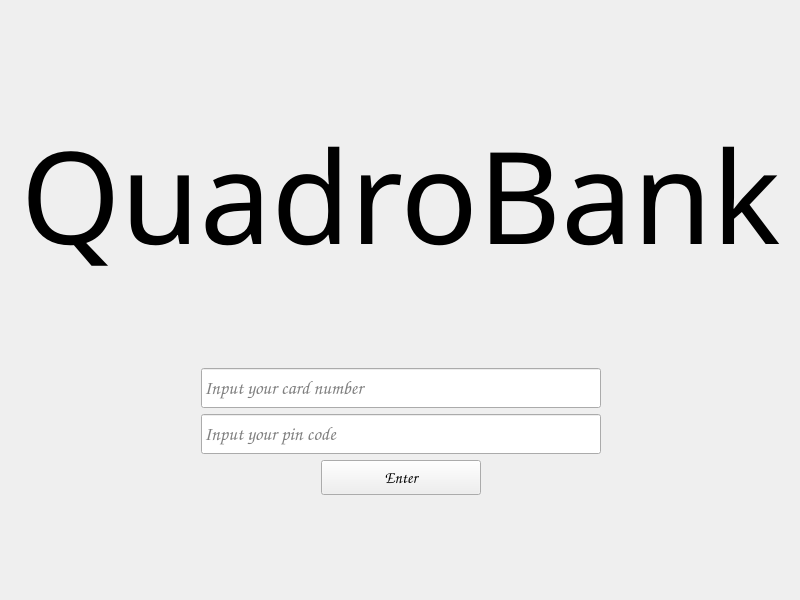
This is frontend/menus/LoginMenu/loginmenu.ui in grytsiuko/QuadroBank as Qt 5 draws it before an edit. The edited form follows.
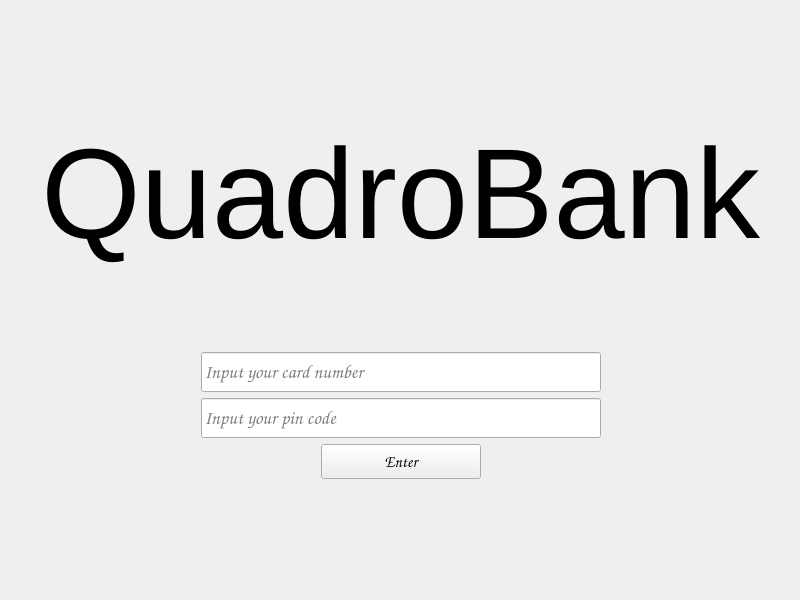
This is the edited form.

What changed in the file:
```diff
--- a/frontend/menus/LoginMenu/loginmenu.ui
+++ b/frontend/menus/LoginMenu/loginmenu.ui
@@ -45,7 +45,7 @@
      <widget class="QLabel" name="LabelName">
       <property name="font">
        <font>
-        <family>Playbill</family>
+        <family>Arial</family>
         <pointsize>96</pointsize>
        </font>
       </property>
```
